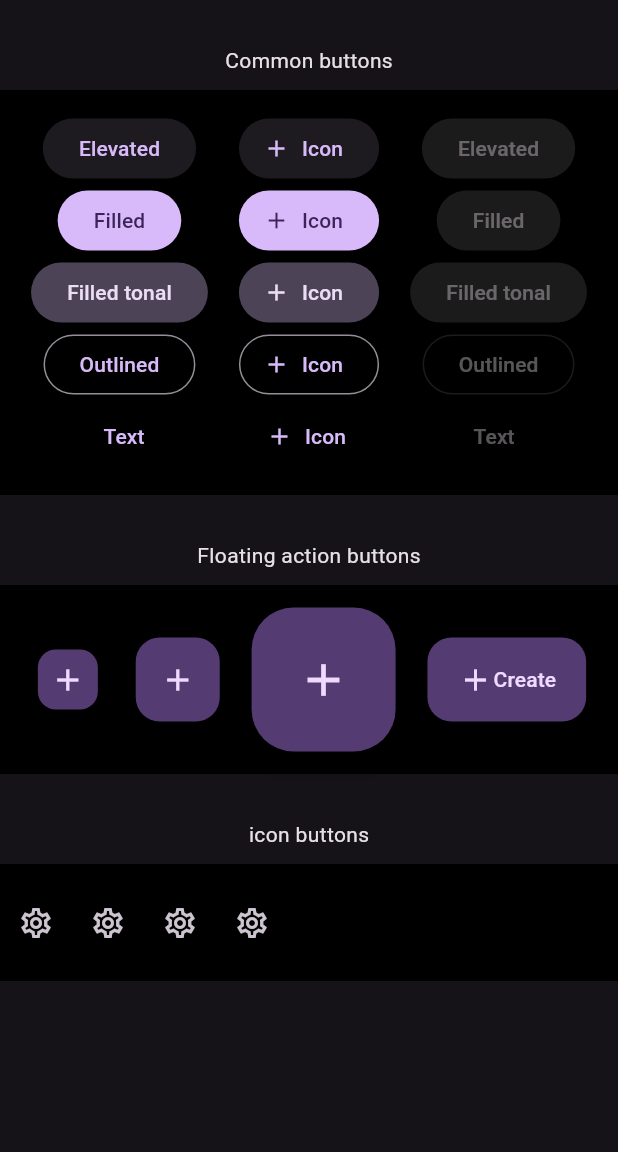
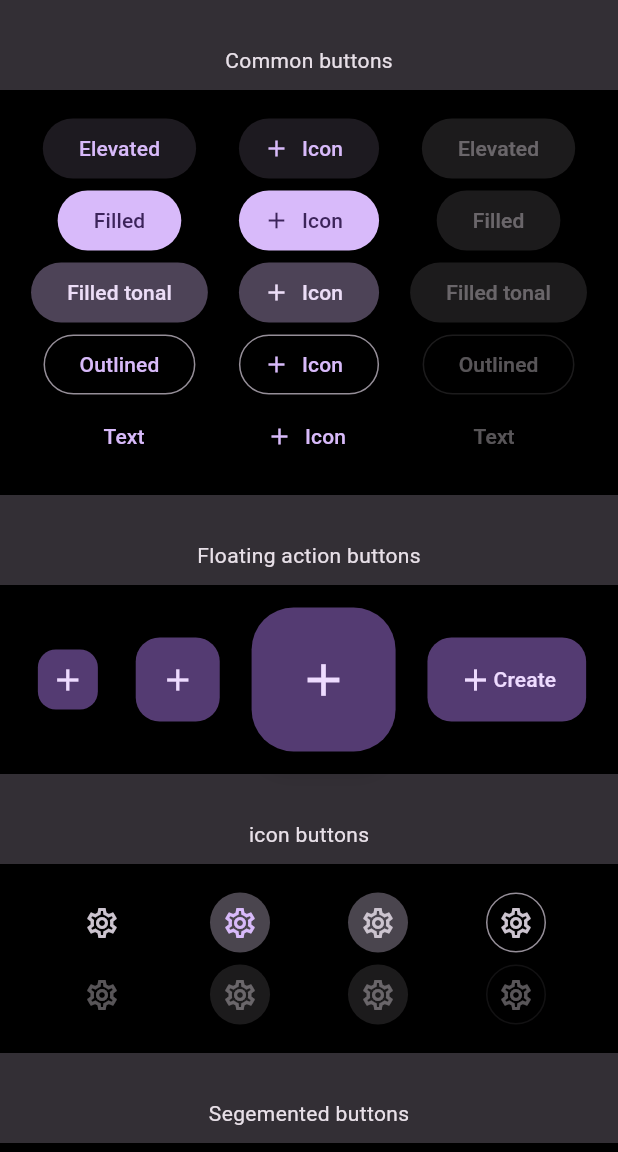
Before and after one commit to minkyuHanWork/flutter_material3, a Flutter app: the screen it shows after launch, on a phone screen of 412 x 824 dp, the part 84-1236 px from its top. Run offline on Flutter 3.47's test engine with Material 2 defaults, Android fonts, the phone set to English and light mode, and no system bars; our stand-ins replace flutter_riverpod.

Commit message:
segmented button

```diff
--- a/flutter_material3/lib/screen/flutter_made_material3/flutter_made_material3.dart
+++ b/flutter_material3/lib/screen/flutter_made_material3/flutter_made_material3.dart
@@ -19,41 +19,19 @@ class _FlutterMadeMaterial3State extends ConsumerState<FlutterMadeMaterial3> {
   @override
   Widget build(BuildContext context) {
     return Scaffold(
+      backgroundColor: Theme.of(context).colorScheme.onInverseSurface,
       appBar: AppBar(
         title: const Text("Material3"),
         actions: const [ThemeSwitchButton()],
       ),
-      body: Column(
+      body: ListView(
         children: [
           _standardWidget(_buttons(), 'Common buttons'),
           _standardWidget(
               const FloatingActionButtonSet(), 'Floating action buttons'),
-          _standardWidget(
-              Column(
-                children: [
-                  Row(
-                    children: [
-                      IconButton(
-                        onPressed: () {},
-                        icon: const Icon(Icons.settings_outlined),
-                      ),
-                      IconButton(
-                        onPressed: () {},
-                        icon: const Icon(Icons.settings_outlined),
-                      ),
-                      IconButton(
-                        onPressed: () {},
-                        icon: const Icon(Icons.settings_outlined),
-                      ),
-                      IconButton(
-                        onPressed: () {},
-                        icon: const Icon(Icons.settings_outlined),
-                      ),
-                    ],
-                  )
-                ],
-              ),
-              'icon buttons')
+          _standardWidget(const IconButtonSet(), 'icon buttons'),
+          _standardWidget(SegmentedButtonSet(), 'Segemented buttons'),
+          const Placeholder()
         ],
       ),
     );
@@ -67,6 +45,7 @@ class _FlutterMadeMaterial3State extends ConsumerState<FlutterMadeMaterial3> {
         Text(text),
         const SizedBox(height: 10),
         Container(
+          width: double.infinity,
           color:
               widget.themeMode == ThemeMode.light ? Colors.white : Colors.black,
           padding: const EdgeInsets.symmetric(vertical: 15),
--- a/flutter_material3/lib/screen/flutter_made_material3/widget/buttons/buttons.dart
+++ b/flutter_material3/lib/screen/flutter_made_material3/widget/buttons/buttons.dart
@@ -4,3 +4,5 @@ export './filled_tonal_button_set.dart';
 export './outlined_button_set.dart';
 export './text_button_set.dart';
 export './floating_action_button_set.dart';
+export './icon_button_set.dart';
+export './segmented_button_set.dart';
--- /dev/null
+++ b/flutter_material3/lib/screen/flutter_made_material3/widget/buttons/icon_button_set.dart
@@ -0,0 +1,195 @@
+import 'package:flutter/material.dart';
+
+class IconButtonSet extends StatelessWidget {
+  const IconButtonSet({super.key});
+
+  @override
+  Widget build(BuildContext context) {
+    return Row(
+      mainAxisAlignment: MainAxisAlignment.spaceEvenly,
+      children: [
+        Column(
+          children: const [
+            IconToggleButton(
+              isEnabled: true,
+              tooltip: 'Standard',
+            ),
+            IconToggleButton(
+              isEnabled: false,
+              tooltip: 'Standard(disabled)',
+            )
+          ],
+        ),
+        Column(
+          children: const [
+            IconToggleButton(
+              isEnabled: true,
+              tooltip: 'Filled',
+              getDefaultStyle: enabledFilledButtonStyle,
+            ),
+            IconToggleButton(
+              isEnabled: false,
+              tooltip: 'Filled(disabled)',
+              getDefaultStyle: disabledFilledButtonStyle,
+            )
+          ],
+        ),
+        Column(
+          children: const [
+            IconToggleButton(
+              isEnabled: true,
+              tooltip: 'FilledTonal',
+              getDefaultStyle: enabledFilledTonalButtonStyle,
+            ),
+            IconToggleButton(
+              isEnabled: false,
+              tooltip: 'FilledTonal(disabled)',
+              getDefaultStyle: disabledFilledTonalButtonStyle,
+            )
+          ],
+        ),
+        Column(
+          children: const [
+            IconToggleButton(
+              isEnabled: true,
+              tooltip: 'Outlined',
+              getDefaultStyle: enabledOutlinedButtonStyle,
+            ),
+            IconToggleButton(
+              isEnabled: false,
+              tooltip: 'Outlined(disabled)',
+              getDefaultStyle: disabledOutlinedButtonStyle,
+            )
+          ],
+        ),
+      ],
+    );
+  }
+}
+
+class IconToggleButton extends StatefulWidget {
+  const IconToggleButton(
+      {super.key,
+      required this.isEnabled,
+      this.getDefaultStyle,
+      required this.tooltip});
+
+  final bool isEnabled;
+  final ButtonStyle? Function(bool, ColorScheme)? getDefaultStyle;
+  final String tooltip;
+
+  @override
+  State<IconToggleButton> createState() => _IconToggleButtonState();
+}
+
+class _IconToggleButtonState extends State<IconToggleButton> {
+  bool isSelected = false;
+  @override
+  Widget build(BuildContext context) {
+    final ColorScheme colors = Theme.of(context).colorScheme;
+    final VoidCallback? onPressed = widget.isEnabled
+        ? () {
+            setState(() {
+              isSelected = !isSelected;
+            });
+          }
+        : null;
+    ButtonStyle? style;
+    if (widget.getDefaultStyle != null) {
+      style = widget.getDefaultStyle!(isSelected, colors);
+    }
+
+    return IconButton(
+      tooltip: widget.tooltip,
+      onPressed: onPressed,
+      isSelected: isSelected,
+      icon: const Icon(Icons.settings_outlined),
+      selectedIcon: const Icon(Icons.settings),
+      style: style,
+    );
+  }
+}
+
+ButtonStyle enabledFilledButtonStyle(bool selected, ColorScheme colors) {
+  return IconButton.styleFrom(
+    foregroundColor: selected ? colors.onPrimary : colors.primary,
+    backgroundColor: selected ? colors.primary : colors.surfaceVariant,
+    hoverColor: selected
+        ? colors.onPrimary.withOpacity(0.08)
+        : colors.primary.withOpacity(0.08),
+    focusColor: selected
+        ? colors.onPrimary.withOpacity(0.12)
+        : colors.primary.withOpacity(0.12),
+    highlightColor: selected
+        ? colors.onPrimary.withOpacity(0.12)
+        : colors.primary.withOpacity(0.12),
+  );
+}
+
+ButtonStyle disabledFilledButtonStyle(bool selected, ColorScheme colors) {
+  return IconButton.styleFrom(
+    disabledForegroundColor: colors.onSurface.withOpacity(0.38),
+    disabledBackgroundColor: colors.onSurface.withOpacity(0.12),
+  );
+}
+
+ButtonStyle enabledFilledTonalButtonStyle(bool selected, ColorScheme colors) {
+  return IconButton.styleFrom(
+    foregroundColor:
+        selected ? colors.onSecondaryContainer : colors.onSurfaceVariant,
+    backgroundColor:
+        selected ? colors.secondaryContainer : colors.surfaceVariant,
+    hoverColor: selected
+        ? colors.onSecondaryContainer.withOpacity(0.08)
+        : colors.onSurfaceVariant.withOpacity(0.08),
+    focusColor: selected
+        ? colors.onSecondaryContainer.withOpacity(0.12)
+        : colors.onSurfaceVariant.withOpacity(0.12),
+    highlightColor: selected
+        ? colors.onSecondaryContainer.withOpacity(0.12)
+        : colors.onSurfaceVariant.withOpacity(0.12),
+  );
+}
+
+ButtonStyle disabledFilledTonalButtonStyle(bool selected, ColorScheme colors) {
+  return IconButton.styleFrom(
+    disabledForegroundColor: colors.onSurface.withOpacity(0.38),
+    disabledBackgroundColor: colors.onSurface.withOpacity(0.12),
+  );
+}
+
+ButtonStyle enabledOutlinedButtonStyle(bool selected, ColorScheme colors) {
+  return IconButton.styleFrom(
+    backgroundColor: selected ? colors.inverseSurface : null,
+    hoverColor: selected
+        ? colors.onInverseSurface.withOpacity(0.08)
+        : colors.onSurfaceVariant.withOpacity(0.08),
+    focusColor: selected
+        ? colors.onInverseSurface.withOpacity(0.12)
+        : colors.onSurfaceVariant.withOpacity(0.12),
+    highlightColor: selected
+        ? colors.onInverseSurface.withOpacity(0.12)
+        : colors.onSurface.withOpacity(0.12),
+    side: BorderSide(color: colors.outline),
+  ).copyWith(
+    foregroundColor:
+        MaterialStateProperty.resolveWith((Set<MaterialState> states) {
+      if (states.contains(MaterialState.selected)) {
+        return colors.onInverseSurface;
+      }
+      if (states.contains(MaterialState.pressed)) {
+        return colors.onSurface;
+      }
+      return null;
+    }),
+  );
+}
+
+ButtonStyle disabledOutlinedButtonStyle(bool selected, ColorScheme colors) {
+  return IconButton.styleFrom(
+    disabledForegroundColor: colors.onSurface.withOpacity(0.38),
+    disabledBackgroundColor:
+        selected ? colors.onSurface.withOpacity(0.12) : null,
+    side: selected ? null : BorderSide(color: colors.outline.withOpacity(0.12)),
+  );
+}
```
Also changed, not shown: flutter_material3/lib/screen/flutter_made_material3/widget/buttons/segmented_button_set.dart (added, +101 -0 lines).
